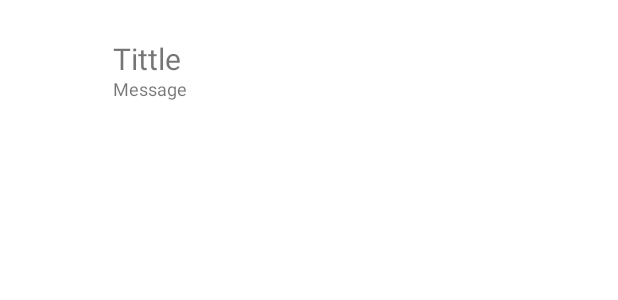
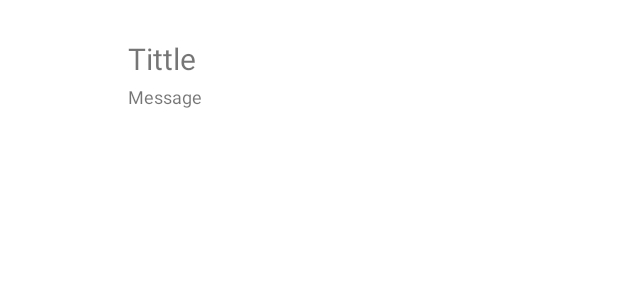
Before and after one commit to tayduasieucuong/DoAn_AndroidStudio, an Android app: the layout event_calendar.xml on its own in the app's theme, with its tools: preview values and no code run, on a phone screen of 412 x 824 dp. Shown: the top 300 px of the screen. Run offline under Robolectric (Android 15) with nearby library versions, the phone set to English and light mode, and no system bars.

Commit message:
calendar

```diff
--- a/app/src/main/res/layout/calendar.xml
+++ b/app/src/main/res/layout/calendar.xml
@@ -6,7 +6,7 @@
     android:layout_height="match_parent"
     android:background="@drawable/gradient_background"
     android:orientation="vertical"
-    tools:context=".calendar_task">
+    tools:context=".MainActivity">
 
     <LinearLayout
         android:layout_width="match_parent"
@@ -21,7 +21,7 @@
         android:layout_width="40dp"
         android:layout_height="40dp"
         android:src="@drawable/back_event"
-        android:id="@+id/back_event"></ImageView>
+        android:id="@+id/b_event"></ImageView>
         <TextView
             android:id="@+id/monthYearTV"
             android:layout_width="0dp"
@@ -36,7 +36,7 @@
             android:layout_width="40dp"
             android:layout_height="40dp"
             android:src="@drawable/next_event"
-            android:id="@+id/next_event"></ImageView>
+            android:id="@+id/n_event"></ImageView>
             </LinearLayout>
 
     <LinearLayout
--- a/app/src/main/res/layout/event_calendar.xml
+++ b/app/src/main/res/layout/event_calendar.xml
@@ -7,24 +7,25 @@
     android:layout_height="match_parent">
     <ImageView
         android:id="@+id/event_image"
-        android:layout_width="45dp"
-        android:layout_height="45dp"></ImageView>
+        android:layout_width="50dp"
+        android:layout_height="50dp"></ImageView>
     <LinearLayout
         android:layout_width="match_parent"
         android:layout_height="wrap_content"
         android:orientation="vertical">
         <TextView
-            android:layout_marginStart="20dp"
+            android:layout_marginStart="25dp"
             android:id="@+id/event_tittle"
             android:layout_width="match_parent"
             android:layout_height="25dp"
             android:text="Tittle"
             android:textSize="20dp"></TextView>
         <TextView
-            android:layout_marginStart="20dp"
+            android:layout_marginStart="25dp"
             android:id="@+id/event_message"
             android:layout_width="match_parent"
             android:layout_height="20dp"
+            android:layout_marginTop="5dp"
             android:text="Message"
             android:textSize="12dp">
         </TextView>
```
Also changed, not shown: app/src/main/java/org/meicode/doan_android/calendar_task.java (+15 -4 lines).
